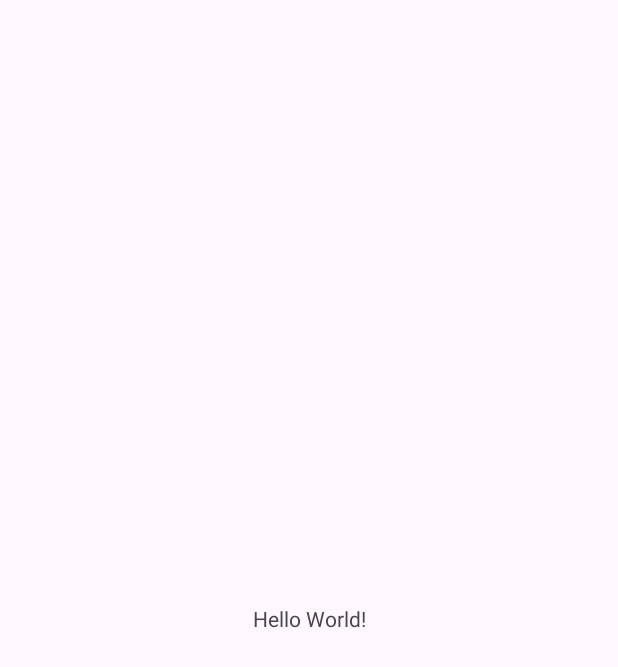
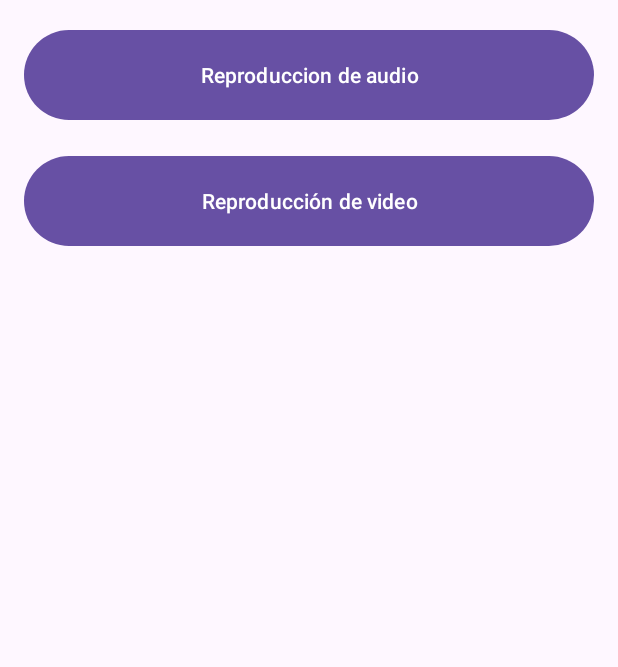
Before and after one commit to HeilyMadelay-hub/Dam-Privado, an Android app: the screen it shows after launch (MainActivity), on a phone screen of 412 x 824 dp. Before the commit the part shown is almost empty. Shown: the top 667 px of the screen. Run offline under Robolectric (Android 15) with nearby library versions, the phone set to English and light mode, and no system bars.

Commit message:
Modificado android/.idea/gradle.xml para ajustes en la configuración del proyecto

```diff
--- a/android/app/src/main/java/org/meicode/tareaindividual8/MainActivity.java
+++ b/android/app/src/main/java/org/meicode/tareaindividual8/MainActivity.java
@@ -1,24 +1,39 @@
 package org.meicode.tareaindividual8;
 
+import android.content.Intent;
 import android.os.Bundle;
+import android.view.View; // Import necesario para OnClickListener
+import android.widget.Button;
 
-import androidx.activity.EdgeToEdge;
 import androidx.appcompat.app.AppCompatActivity;
-import androidx.core.graphics.Insets;
-import androidx.core.view.ViewCompat;
-import androidx.core.view.WindowInsetsCompat;
 
 public class MainActivity extends AppCompatActivity {
-
     @Override
     protected void onCreate(Bundle savedInstanceState) {
         super.onCreate(savedInstanceState);
-        EdgeToEdge.enable(this);
         setContentView(R.layout.activity_main);
-        ViewCompat.setOnApplyWindowInsetsListener(findViewById(R.id.main), (v, insets) -> {
-            Insets systemBars = insets.getInsets(WindowInsetsCompat.Type.systemBars());
-            v.setPadding(systemBars.left, systemBars.top, systemBars.right, systemBars.bottom);
-            return insets;
+
+        Button buttonActivity1 = findViewById(R.id.buttonActivity1);
+        Button buttonActivity2 = findViewById(R.id.buttonActivity2);
+
+        // Intent para el primer botón
+        buttonActivity1.setOnClickListener(new View.OnClickListener() {
+            @Override
+            public void onClick(View v) {
+                // Intent para iniciar la Actividad 1
+                Intent intent1 = new Intent(MainActivity.this, Activity1.class);
+                startActivity(intent1);
+            }
+        });
+
+        // Intent para el segundo botón
+        buttonActivity2.setOnClickListener(new View.OnClickListener() {
+            @Override
+            public void onClick(View v) {
+                // Intent para iniciar la Actividad 2
+                Intent intent2 = new Intent(MainActivity.this, Activity2.class);
+                startActivity(intent2);
+            }
         });
     }
 }
--- a/android/app/src/main/res/layout/activity_main.xml
+++ b/android/app/src/main/res/layout/activity_main.xml
@@ -1,19 +1,27 @@
 <?xml version="1.0" encoding="utf-8"?>
-<androidx.constraintlayout.widget.ConstraintLayout xmlns:android="http://schemas.android.com/apk/res/android"
-    xmlns:app="http://schemas.android.com/apk/res-auto"
+<RelativeLayout xmlns:android="http://schemas.android.com/apk/res/android"
     xmlns:tools="http://schemas.android.com/tools"
     android:id="@+id/main"
     android:layout_width="match_parent"
     android:layout_height="match_parent"
     tools:context=".MainActivity">
 
-    <TextView
-        android:layout_width="wrap_content"
-        android:layout_height="wrap_content"
-        android:text="Hello World!"
-        app:layout_constraintBottom_toBottomOf="parent"
-        app:layout_constraintEnd_toEndOf="parent"
-        app:layout_constraintStart_toStartOf="parent"
-        app:layout_constraintTop_toTopOf="parent" />
+    <Button
+        android:id="@+id/buttonActivity1"
+        android:layout_width="match_parent"
+        android:layout_height="68dp"
+        android:layout_alignParentTop="true"
+        android:layout_marginTop="16dp"
+        android:layout_marginHorizontal="16dp"
+        android:text="@string/buttonActivity1" />
 
-</androidx.constraintlayout.widget.ConstraintLayout>
+    <Button
+        android:id="@+id/buttonActivity2"
+        android:layout_width="match_parent"
+        android:layout_height="68dp"
+        android:layout_below="@id/buttonActivity1"
+        android:layout_marginTop="16dp"
+        android:layout_marginHorizontal="16dp"
+        android:text="@string/buttonActivity2" />
+
+</RelativeLayout>
--- a/android/app/src/main/res/values/strings.xml
+++ b/android/app/src/main/res/values/strings.xml
@@ -1,3 +1,5 @@
 <resources>
     <string name="app_name">TareaIndividual8</string>
+    <string name="buttonActivity1">Reproduccion de audio</string>
+    <string name="buttonActivity2">Reproducción de video</string>
 </resources>
```
Also changed, not shown: android/app/src/main/AndroidManifest.xml (+10 -0 lines), android/app/src/main/java/org/meicode/tareaindividual8/Activity1.java (added, +60 -0 lines), android/app/src/main/java/org/meicode/tareaindividual8/Activity2.java (added, +38 -0 lines), android/app/src/main/res/layout/activity1.xml (added, +24 -0 lines), android/app/src/main/res/layout/activity2.xml (added, +13 -0 lines), 11 other files.
